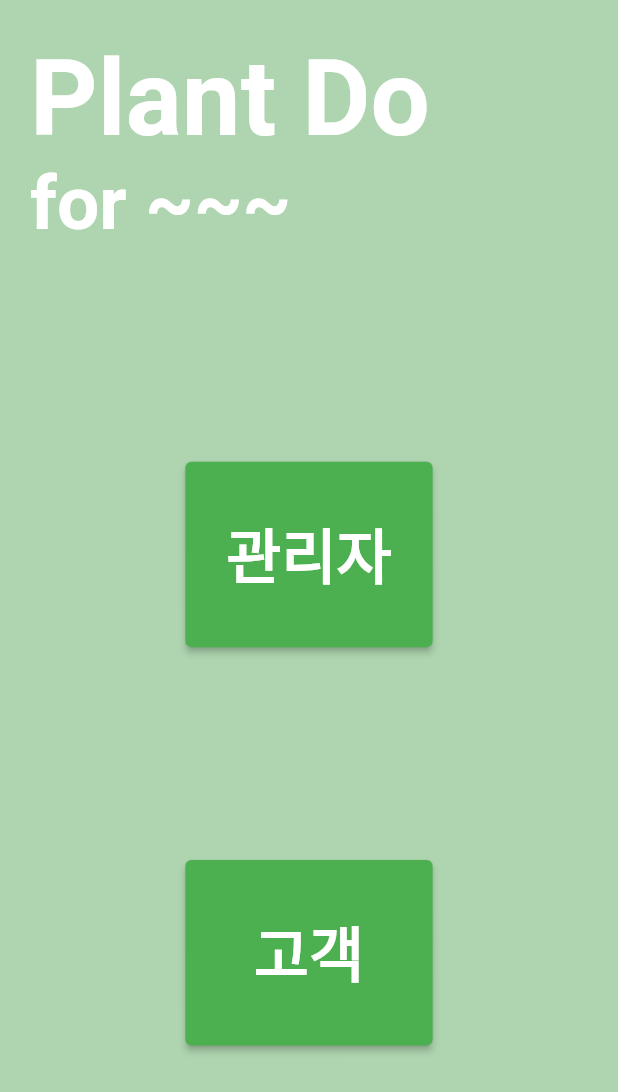
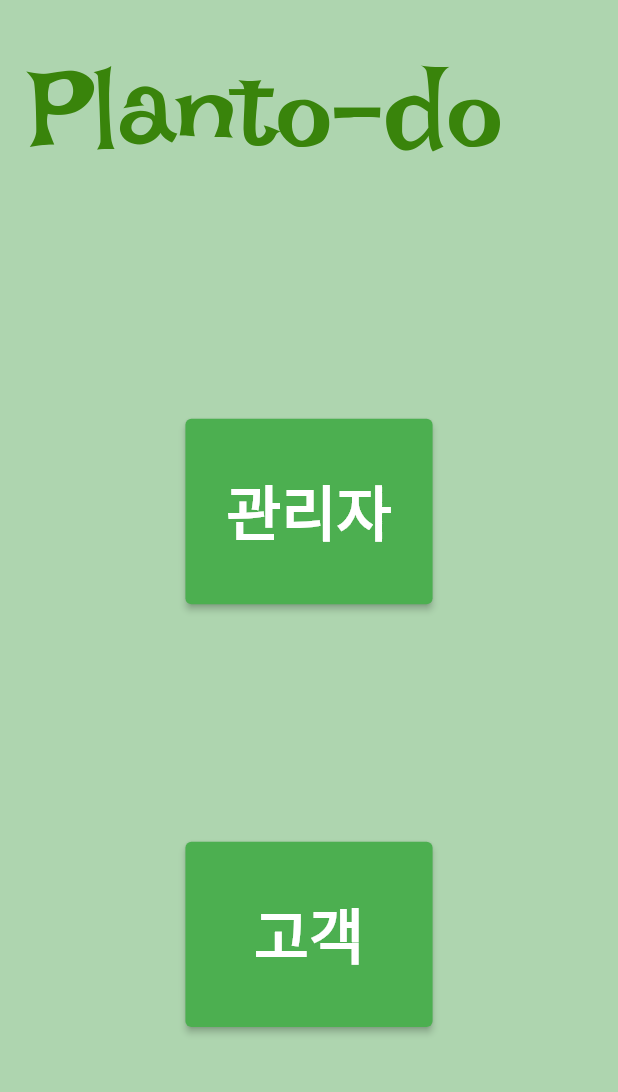
Before and after one commit to leedinf/Hachathon_JWJ, a Flutter app: the screen it shows after launch, on a phone screen of 412 x 824 dp. Shown: the top 1092 px of the screen. Run offline on Flutter 3.47's test engine with Material 2 defaults, Android fonts, the phone set to English and light mode, and no system bars.

Commit message:
2days morning

```diff
--- a/jwj_plantdo/lib/good_page.dart
+++ b/jwj_plantdo/lib/good_page.dart
@@ -15,7 +15,14 @@ class GoodPage extends StatelessWidget {
 
   @override
   Widget build(BuildContext context) {
-    return Scaffold(
+    String imgstr='';
+    if(flower.humidity>flower.best+5){
+      imgstr='assets/full.jpg';
+    }
+    else{
+      imgstr='assets/smile.png';
+    }
+      return Scaffold(
       body: Column(
         children: <Widget>[
           SizedBox(height: MediaQuery.of(context).size.height*0.1),
@@ -24,8 +31,9 @@ class GoodPage extends StatelessWidget {
             child: Container(
               width: MediaQuery.of(context).size.width*0.7,
               height: MediaQuery.of(context).size.height*0.7,
+
               child: Image.asset(
-                'assets/smile.png',
+                imgstr,
                 fit: BoxFit.fill,
               ),
             ),
--- a/jwj_plantdo/lib/main.dart
+++ b/jwj_plantdo/lib/main.dart
@@ -43,6 +43,7 @@ class _SelectMenuState extends State<SelectMenu> {
           width: double.infinity,
           height: double.infinity,
           decoration:
+
               const BoxDecoration(color: Color.fromARGB(255, 174, 213, 175)),
           child: Column(
             mainAxisAlignment: MainAxisAlignment.spaceAround,
@@ -52,21 +53,20 @@ class _SelectMenuState extends State<SelectMenu> {
                 children: [
                   Padding(
                     padding: const EdgeInsets.only(left: 20.0, top: 10),
-                    child: RichText(
-                      text: const TextSpan(
-                        text: 'Plant Do',
+                    child: SizedBox(
+                      width: 335,
+                      height: 92,
+                      child: Text(
+                        'Planto-do',
                         style: TextStyle(
-                            fontWeight: FontWeight.bold,
-                            fontSize: 70,
-                            color: Colors.white),
-                        children: [
-                          TextSpan(
-                            text: '\nfor ~~~',
-                            style: TextStyle(fontSize: 50),
-                          )
-                        ],
+                          color: Color(0xFF39840B),
+                          fontSize: 72,
+                          fontFamily: 'IrishGrover',
+                          fontWeight: FontWeight.w400,
+                          height: 0,
+                        ),
                       ),
-                    ),
+                    )
                   ),
                 ],
               ),
```
Also changed, not shown: jwj_plantdo/pubspec.yaml (+11 -1 lines), jwj_plantdo/assets/1_admin.png (added), jwj_plantdo/assets/1_outlay.png (added), jwj_plantdo/assets/1_user.png (added), jwj_plantdo/assets/Planto-do.png (added), jwj_plantdo/assets/fonts/IrishGrover-Regular.ttf (added), jwj_plantdo/assets/full.jpg (added), jwj_plantdo/assets/smile.png (added).
